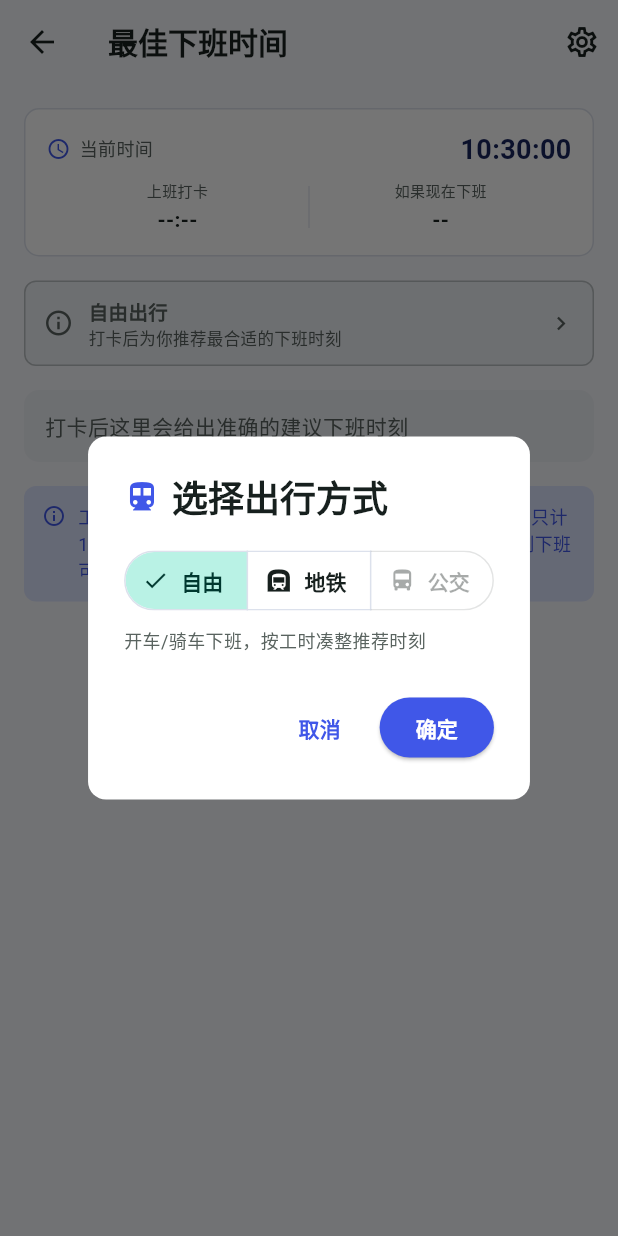
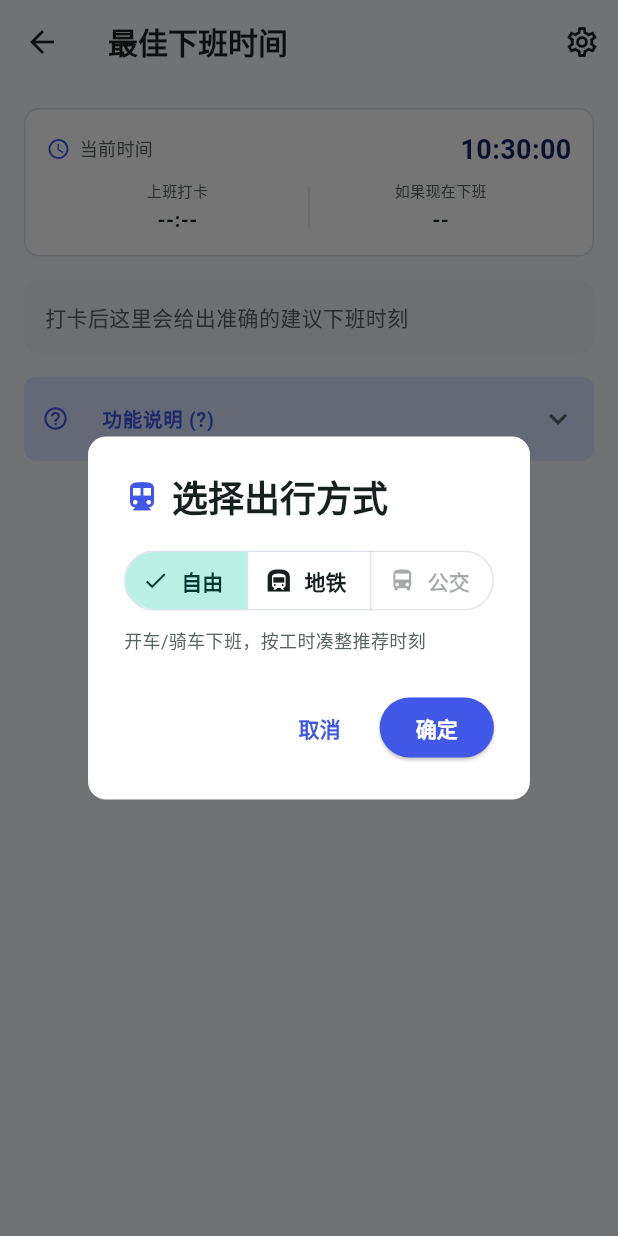
Before and after one commit to BR184/huayun_worktime, a Flutter app: the BestClockOutDetailScreen screen opened directly, on a phone screen of 412 x 824 dp. Run offline on Flutter 3.47's test engine with Material 3 defaults, Android fonts, the phone set to English and light mode, and no system bars; our stand-ins replace flutter_local_notifications, permission_handler, shared_preferences; missing offline and left inert: android_alarm_manager_plus, flutter_inappwebview, gal; accounts and stored records are empty.

Commit message:
feat: 最佳下班页面精简+统一阈值<2绿/2~4黄/>4红
- 全模式统一分档：绿<2分钟/黄2~4/红>4（原1.2/3太严
  绿色太少）；bandOf委托分钟口径，自由与地铁一致
- 详情页精简：删除假的（点不进去的）地铁状态框；
  布局改为时钟卡→时间轴→推荐卡(含当前档位行)→
  折叠说明(?)；时间轴移到时钟卡正下方
- 时钟卡"如果现在下班"工时两位镂空（PrecisionText）
- 说明改ExpansionTile默认收起
- 测试：2/4分档边界与自由新口径，全量190/190

Co-Authored-By: Claude Haiku 4.5 <noreply@anthropic.com>

```diff
--- a/hikiot_worktime/lib/screens/best_clock_out_detail_screen.dart
+++ b/hikiot_worktime/lib/screens/best_clock_out_detail_screen.dart
@@ -8,9 +8,9 @@ import '../services/mock_time_service.dart';
 import '../services/storage_service.dart';
 import '../utils/best_clockout_planner.dart';
 import '../utils/work_time_calculator.dart';
-import '../widgets/best_clock_out_entry.dart';
 import '../widgets/best_clock_out_setup_dialog.dart';
 import '../widgets/best_clock_out_timeline.dart';
+import '../widgets/precision_text.dart';
 
 /// 最佳下班时间详情页。
 ///
@@ -189,24 +189,10 @@ class _BestClockOutDetailScreenState extends State<BestClockOutDetailScreen> {
       body: ListView(
         padding: const EdgeInsets.all(16),
         children: [
-          // 实时时钟卡：当前时间（秒级走时）+ 打卡时间 + 现在下班的工时
+          // 第一行：实时时钟卡（当前时间秒级走时 + 打卡 + 现在下班的工时）
           _buildClockCard(),
           const SizedBox(height: 16),
-          // 当前状态
-          BestClockOutEntry(
-            status: _currentStatus(),
-            title: '${_modeName()}出行',
-            subtitle: _currentSubtitle(),
-            onTap: () {},
-          ),
-          const SizedBox(height: 16),
-          // 推荐一句话
-          if (recommended != null)
-            _buildRecommendation(recommended, nowMinutes)
-          else
-            _buildNoRecommendation(),
-          const SizedBox(height: 16),
-          // 实时柱状图（60 分钟全览，可切换 10 分钟视图）
+          // 第二行：时间轴（紧跟时钟卡）
           if (checkIn != null) ...[
             Row(
               children: [
@@ -239,36 +225,14 @@ class _BestClockOutDetailScreenState extends State<BestClockOutDetailScreen> {
             ),
             const SizedBox(height: 16),
           ],
-          // 功能说明
-          Container(
-            padding: const EdgeInsets.all(12),
-            decoration: BoxDecoration(
-              color: AppColors.primaryLight,
-              borderRadius: BorderRadius.circular(8),
-            ),
-            child: Row(
-              crossAxisAlignment: CrossAxisAlignment.start,
-              children: [
-                const Icon(
-                  Icons.info_outline,
-                  size: 16,
-                  color: AppColors.primary,
-                ),
-                const SizedBox(width: 8),
-                Expanded(
-                  child: Text(
-                    '工时统计只保留一位小数，百分位会被截断（如 11.19h 只计 11.1h）。'
-                    '在工时百分位接近 0（浪费 ≤1.2 分钟）的时刻下班可避免浪费。'
-                    '右上角齿轮可随时调整出行方式。',
-                    style: const TextStyle(
-                      fontSize: 12,
-                      color: AppColors.primary,
-                    ),
-                  ),
-                ),
-              ],
-            ),
-          ),
+          // 推荐一句话（含当前档位信息）
+          if (recommended != null)
+            _buildRecommendation(recommended, nowMinutes)
+          else
+            _buildNoRecommendation(),
+          const SizedBox(height: 16),
+          // 功能说明（默认折叠，点击 (?) 展开）
+          _buildExplanation(),
         ],
       ),
     );
@@ -283,9 +247,10 @@ class _BestClockOutDetailScreenState extends State<BestClockOutDetailScreen> {
         '${now.minute.toString().padLeft(2, '0')}:'
         '${now.second.toString().padLeft(2, '0')}';
     final checkInText = checkIn == null ? '--:--' : _minutesToText(checkIn);
+    // 现在下班的工时显示两位，百分位镂空提示不计入
     final nowHours = checkIn == null
         ? null
-        : WorkTimeCalculator.formatBillableHours(
+        : WorkTimeCalculator.formatHours(
             (now.hour * 60 + now.minute - checkIn) / 60.0,
           );
 
@@ -340,7 +305,8 @@ class _BestClockOutDetailScreenState extends State<BestClockOutDetailScreen> {
           style: const TextStyle(fontSize: 10, color: AppColors.textSecondary),
         ),
         const SizedBox(height: 2),
-        Text(
+        // PrecisionText：两位工时百分位镂空（如 14.50 的 0），一位/无小数正常
+        PrecisionText(
           value,
           style: const TextStyle(
             fontSize: 14,
@@ -350,25 +316,6 @@ class _BestClockOutDetailScreenState extends State<BestClockOutDetailScreen> {
         ),
       ],
     );
-  }
-
-  String _modeName() {
-    return switch (_mode) {
-      CommuteMode.free => '自由',
-      CommuteMode.metro => '地铁',
-      CommuteMode.bus => '公交',
-    };
-  }
-
-  BestClockOutStatus _currentStatus() {
-    final checkIn = widget.checkInMinutes;
-    if (checkIn == null) return BestClockOutStatus.unavailable;
-    final band = _currentBand();
-    return switch (band) {
-      WasteBand.best => BestClockOutStatus.optimal,
-      WasteBand.fair => BestClockOutStatus.approaching,
-      WasteBand.poor => BestClockOutStatus.poor,
-    };
   }
 
   /// 当前时刻下班的档位：自由看残差，地铁看总浪费（残差+等车）
@@ -457,6 +404,59 @@ class _BestClockOutDetailScreenState extends State<BestClockOutDetailScreen> {
               fontFeatures: const [FontFeature.tabularFigures()],
             ),
           ),
+          // 当前档位信息（原状态卡合并至此）
+          if (widget.checkInMinutes != null) ...[
+            const SizedBox(height: 6),
+            Text(
+              '现在下班：${_currentSubtitle()}',
+              style: const TextStyle(
+                fontSize: 11,
+                color: AppColors.textSecondary,
+              ),
+            ),
+          ],
+        ],
+      ),
+    );
+  }
+
+  /// 功能说明（默认折叠，点击展开）
+  Widget _buildExplanation() {
+    return Container(
+      decoration: BoxDecoration(
+        color: AppColors.primaryLight,
+        borderRadius: BorderRadius.circular(8),
+      ),
+      child: ExpansionTile(
+        tilePadding: const EdgeInsets.symmetric(horizontal: 12),
+        childrenPadding: const EdgeInsets.fromLTRB(12, 0, 12, 12),
+        shape: const Border(),
+        collapsedShape: const Border(),
+        leading: const Icon(
+          Icons.help_outline,
+          size: 18,
+          color: AppColors.primary,
+        ),
+        title: const Text(
+          '功能说明 (?)',
+          style: TextStyle(
+            fontSize: 13,
+            fontWeight: FontWeight.w600,
+            color: AppColors.primary,
+          ),
+        ),
+        children: [
+          const Align(
+            alignment: Alignment.centerLeft,
+            child: Text(
+              '工时统计只保留一位小数，百分位会被截断（如 11.19h 只计 11.1h）。'
+              '在工时浪费较少（<2 分钟）的时刻下班可避免损失：'
+              '绿=适合走 / 黄=一般 / 红=别走。'
+              '地铁模式按"工时残差 + 等车"总浪费分档。'
+              '右上角齿轮可随时调整出行方式。',
+              style: TextStyle(fontSize: 12, color: AppColors.primary),
+            ),
+          ),
         ],
       ),
     );
--- a/hikiot_worktime/lib/utils/best_clockout_planner.dart
+++ b/hikiot_worktime/lib/utils/best_clockout_planner.dart
@@ -24,10 +24,10 @@ enum WasteBand { best, fair, poor }
 /// 到达地铁站所需步行分钟默认值（公司门口到站台，用户可在设置中调整）。
 const int metroWalkMinutes = 7;
 
-/// 地铁模式总浪费分档阈值（与自由出行残差边界一致）：
-/// 残差 0.02 → 1.2 分钟、0.05 → 3 分钟。
-const double metroBestWasteMinutes = 1.2;
-const double metroFairWasteMinutes = 3.0;
+/// 全模式统一的总浪费分档阈值（分钟）：
+/// 绿 < 2 / 黄 2~4 / 红 > 4（绿色窗口过窄，放宽到 2 分钟）。
+const double bestWasteMinutes = 2.0;
+const double fairWasteMinutes = 4.0;
 
 /// 地铁模式某下班时刻的浪费明细（工时残差分钟 + 等车分钟）。
 class MetroWasteDetail {
@@ -91,11 +91,9 @@ class MetroPlan {
 class BestClockOutPlanner {
   BestClockOutPlanner._();
 
-  /// 百分位残差分档。
+  /// 百分位残差分档（委托分钟口径，全模式统一 <2 绿 / 2~4 黄 / >4 红）。
   static WasteBand bandOf(double fraction) {
-    if (fraction <= 0.02) return WasteBand.best;
-    if (fraction <= 0.05) return WasteBand.fair;
-    return WasteBand.poor;
+    return bandOfTotalWaste(wasteMinutesOf(fraction));
   }
 
   /// 从分钟数精确计算百分位残差（0.00~0.09）。
@@ -107,10 +105,10 @@ class BestClockOutPlanner {
     return (elapsedMinutes % 6) * 5 ~/ 3 / 100;
   }
 
-  /// 按总浪费分钟分档（与自由出行阈值一致：≤1.2 绿 / ≤3 黄 / >3 红）。
+  /// 按总浪费分钟分档（全模式统一：绿 <2 / 黄 2~4 / 红 >4）。
   static WasteBand bandOfTotalWaste(double totalWaste) {
-    if (totalWaste <= metroBestWasteMinutes) return WasteBand.best;
-    if (totalWaste <= metroFairWasteMinutes) return WasteBand.fair;
+    if (totalWaste < bestWasteMinutes) return WasteBand.best;
+    if (totalWaste <= fairWasteMinutes) return WasteBand.fair;
     return WasteBand.poor;
   }
 
```
Also changed, not shown: 2 other files.
